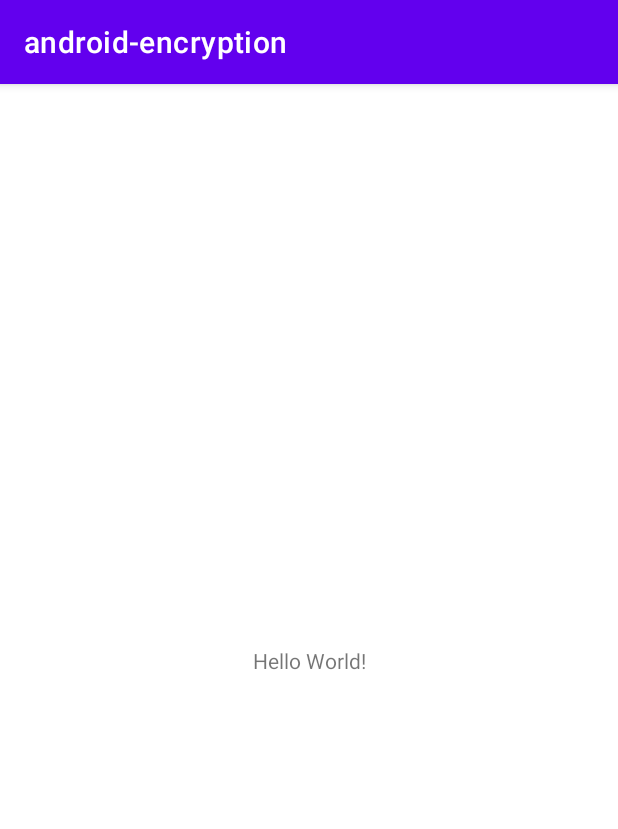
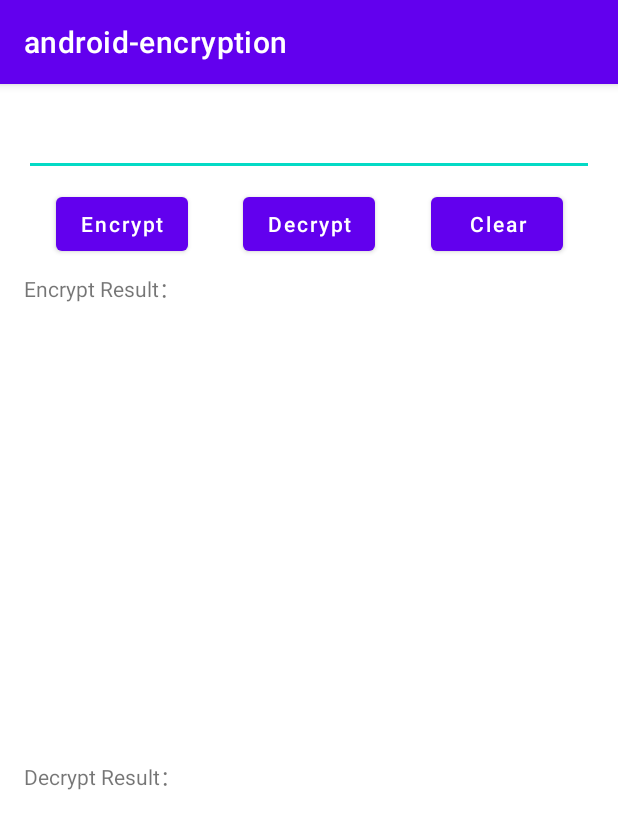
Before and after one commit to timmy80713/android-encryption, an Android app: the screen it shows after launch (MainActivity), on a phone screen of 412 x 824 dp. Shown: the top 829 px of the screen. Run offline under Robolectric (Android 15) with nearby library versions, the phone set to English and light mode, and no system bars.

Commit message:
feat: implement the encryption and decryption demo in MainActivity.

```diff
--- a/app/src/main/java/com/timmy/codelab/encryption/MainActivity.kt
+++ b/app/src/main/java/com/timmy/codelab/encryption/MainActivity.kt
@@ -1,11 +1,51 @@
 package com.timmy.codelab.encryption
 
+import android.os.Bundle
+import android.widget.Button
+import android.widget.EditText
+import android.widget.TextView
 import androidx.appcompat.app.AppCompatActivity
-import android.os.Bundle
 
 class MainActivity : AppCompatActivity() {
+
+    private lateinit var inputEditText: EditText
+    private lateinit var encryptButton: Button
+    private lateinit var decryptButton: Button
+    private lateinit var clearButton: Button
+    private lateinit var encryptResultTextView: TextView
+    private lateinit var decryptResultTextView: TextView
+
+    private lateinit var encryptionHelper: EncryptionHelper
+
     override fun onCreate(savedInstanceState: Bundle?) {
         super.onCreate(savedInstanceState)
         setContentView(R.layout.activity_main)
+        encryptionHelper = EncryptionHelper(this)
+        setupViews()
+    }
+
+    private fun setupViews() {
+        inputEditText = findViewById(R.id.inputEditText)
+        encryptButton = findViewById<Button>(R.id.encryptButton).apply {
+            setOnClickListener {
+                encryptResultTextView.text = encryptionHelper.encrypt(inputEditText.text.toString())
+            }
+        }
+        decryptButton = findViewById<Button>(R.id.decryptButton).apply {
+            setOnClickListener {
+                decryptResultTextView.text =
+                    encryptionHelper.decrypt(encryptResultTextView.text.toString())
+            }
+        }
+        clearButton = findViewById<Button>(R.id.clearButton).apply {
+            setOnClickListener {
+                inputEditText.text.clear()
+                encryptResultTextView.text = ""
+                decryptResultTextView.text = ""
+            }
+        }
+        encryptResultTextView = findViewById(R.id.encryptResultTextView)
+        decryptResultTextView = findViewById(R.id.decryptResultTextView)
+
     }
 }
--- a/app/src/main/res/layout/activity_main.xml
+++ b/app/src/main/res/layout/activity_main.xml
@@ -1,18 +1,115 @@
 <?xml version="1.0" encoding="utf-8"?>
 <androidx.constraintlayout.widget.ConstraintLayout xmlns:android="http://schemas.android.com/apk/res/android"
     xmlns:app="http://schemas.android.com/apk/res-auto"
-    xmlns:tools="http://schemas.android.com/tools"
     android:layout_width="match_parent"
-    android:layout_height="match_parent"
-    tools:context=".MainActivity">
+    android:layout_height="match_parent">
 
-    <TextView
-        android:layout_width="wrap_content"
+    <EditText
+        android:id="@+id/inputEditText"
+        android:layout_width="0dp"
         android:layout_height="wrap_content"
-        android:text="Hello World!"
-        app:layout_constraintBottom_toBottomOf="parent"
+        android:layout_marginHorizontal="16dp"
+        android:layout_marginTop="16dp"
         app:layout_constraintEnd_toEndOf="parent"
         app:layout_constraintStart_toStartOf="parent"
         app:layout_constraintTop_toTopOf="parent" />
 
+    <Button
+        android:id="@+id/encryptButton"
+        android:layout_width="wrap_content"
+        android:layout_height="wrap_content"
+        android:layout_marginTop="8dp"
+        android:text="Encrypt"
+        android:textAllCaps="false"
+        app:layout_constraintEnd_toStartOf="@+id/decryptButton"
+        app:layout_constraintStart_toStartOf="parent"
+        app:layout_constraintTop_toBottomOf="@+id/inputEditText" />
+
+    <Button
+        android:id="@+id/decryptButton"
+        android:layout_width="wrap_content"
+        android:layout_height="wrap_content"
+        android:layout_marginTop="8dp"
+        android:text="Decrypt"
+        android:textAllCaps="false"
+        app:layout_constraintEnd_toStartOf="@+id/clearButton"
+        app:layout_constraintStart_toEndOf="@+id/encryptButton"
+        app:layout_constraintTop_toBottomOf="@+id/inputEditText" />
+
+    <Button
+        android:id="@+id/clearButton"
+        android:layout_width="wrap_content"
+        android:layout_height="wrap_content"
+        android:layout_marginTop="8dp"
+        android:text="Clear"
+        android:textAllCaps="false"
+        app:layout_constraintEnd_toEndOf="parent"
+        app:layout_constraintStart_toEndOf="@+id/decryptButton"
+        app:layout_constraintTop_toBottomOf="@+id/inputEditText" />
+
+    <LinearLayout
+        android:id="@+id/linearLayout"
+        android:layout_width="0dp"
+        android:layout_height="0dp"
+        android:orientation="vertical"
+        app:layout_constraintBottom_toBottomOf="parent"
+        app:layout_constraintEnd_toEndOf="parent"
+        app:layout_constraintStart_toStartOf="parent"
+        app:layout_constraintTop_toBottomOf="@+id/encryptButton">
+
+        <LinearLayout
+            android:layout_width="match_parent"
+            android:layout_height="wrap_content"
+            android:layout_weight="1"
+            android:orientation="vertical">
+
+            <TextView
+                android:layout_width="wrap_content"
+                android:layout_height="wrap_content"
+                android:layout_marginHorizontal="16dp"
+                android:layout_marginTop="8dp"
+                android:text="Encrypt Result："
+                app:layout_constrainedWidth="true"
+                app:layout_constraintEnd_toEndOf="parent"
+                app:layout_constraintHorizontal_bias="0"
+                app:layout_constraintStart_toStartOf="parent"
+                app:layout_constraintTop_toBottomOf="@+id/encryptButton" />
+
+            <TextView
+                android:id="@+id/encryptResultTextView"
+                android:layout_width="match_parent"
+                android:layout_height="match_parent"
+                android:layout_marginHorizontal="16dp"
+                android:layout_marginTop="8dp" />
+        </LinearLayout>
+
+        <LinearLayout
+            android:layout_width="match_parent"
+            android:layout_height="wrap_content"
+            android:layout_weight="1"
+            android:orientation="vertical">
+
+            <TextView
+                android:id="@+id/encryptResultTitleTextView"
+                android:layout_width="wrap_content"
+                android:layout_height="wrap_content"
+                android:layout_marginHorizontal="16dp"
+                android:layout_marginTop="8dp"
+                android:text="Decrypt Result："
+                app:layout_constrainedWidth="true"
+                app:layout_constraintEnd_toEndOf="parent"
+                app:layout_constraintHorizontal_bias="0"
+                app:layout_constraintStart_toStartOf="parent"
+                app:layout_constraintTop_toBottomOf="@+id/encryptButton" />
+
+            <TextView
+                android:id="@+id/decryptResultTextView"
+                android:layout_width="match_parent"
+                android:layout_height="match_parent"
+                android:layout_marginHorizontal="16dp"
+                android:layout_marginTop="8dp" />
+        </LinearLayout>
+
+    </LinearLayout>
+
 </androidx.constraintlayout.widget.ConstraintLayout>
```
